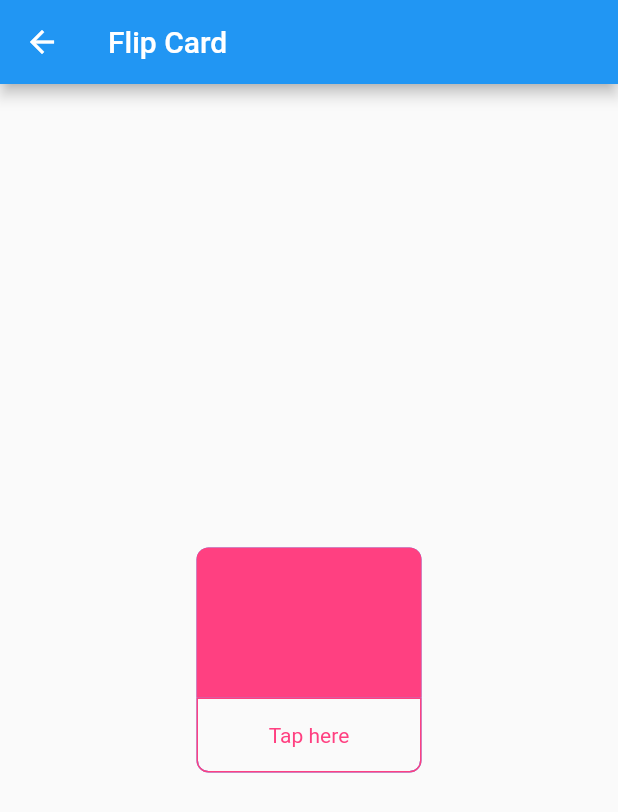
After one commit to manespcar/flutter_animations, a Flutter app: the FlipCardAnimationWidget screen opened by its route, on a phone screen of 412 x 824 dp. The commit adds this screen. Shown: the top 812 px of the screen. Run offline on Flutter 3.47's test engine with Material 2 defaults, Android fonts, the phone set to English and light mode, and no system bars; our stand-ins replace sensors_plus.

Commit message:
* added new animation: flip card

```diff
--- a/lib/main.dart
+++ b/lib/main.dart
@@ -2,6 +2,7 @@ import 'package:flutter/material.dart';
 import 'package:flutter/services.dart';
 import 'package:flutter_animations/pages/container_animation_widget.dart';
 import 'package:flutter_animations/pages/cross_fade_animation_widget.dart';
+import 'package:flutter_animations/pages/flip_card_animation_widget.dart';
 import 'package:flutter_animations/pages/home_widget.dart';
 import 'package:flutter_animations/pages/opacity_animation_widget.dart';
 import 'package:flutter_animations/pages/positioned_animation_widget.dart';
@@ -34,6 +35,7 @@ class MyApp extends StatelessWidget {
         '/opacity': (context) => const OpacityAnimationWidget(),
         '/switcher': (context) => const SwitcherAnimationWidget(),
         '/positioned': (context) => const PositionedAnimationWidget(),
+        '/flip_card': (context) => const FlipCardAnimationWidget(),
       },
     );
   }
--- /dev/null
+++ b/lib/pages/flip_card_animation_widget.dart
@@ -0,0 +1,154 @@
+import 'dart:math';
+
+import 'package:flutter/material.dart';
+
+class FlipCardAnimationWidget extends StatefulWidget {
+  const FlipCardAnimationWidget({Key? key}) : super(key: key);
+
+  @override
+  State<FlipCardAnimationWidget> createState() =>
+      _FlipCardAnimationWidgetState();
+}
+
+class _FlipCardAnimationWidgetState extends State<FlipCardAnimationWidget>
+    with SingleTickerProviderStateMixin {
+  late AnimationController _controller;
+  late Animation<Offset> _animationMove;
+  late Animation _animation;
+
+  @override
+  void initState() {
+    super.initState();
+    _controller = AnimationController(
+      vsync: this,
+      duration: const Duration(milliseconds: 500),
+    );
+    _animationMove =
+        Tween<Offset>(begin: const Offset(0, 0), end: const Offset(50, 0))
+            .animate(
+      CurvedAnimation(
+        parent: _controller,
+        curve: Curves.decelerate,
+      ),
+    )..addListener(() {
+            setState(() {});
+          });
+    _animation = Tween(begin: 0.0, end: 1.0).animate(
+      CurvedAnimation(
+        parent: _controller,
+        curve: Curves.fastOutSlowIn,
+      ),
+    )..addListener(() {
+        setState(() {});
+      });
+  }
+
+  @override
+  void dispose() {
+    _controller.dispose();
+    super.dispose();
+  }
+
+  @override
+  Widget build(BuildContext context) {
+    return Scaffold(
+      appBar: AppBar(
+        title: const Text('Flip Card'),
+      ),
+      body: Center(
+        child: Stack(
+          alignment: Alignment.center,
+          children: <Widget>[
+            _buildBehindCard(),
+            _buildMainCard(),
+          ],
+        ),
+      ),
+    );
+  }
+
+  Widget _buildMainCard() {
+    return Transform.translate(
+      offset: _animationMove.value,
+      child: Column(
+        mainAxisAlignment: MainAxisAlignment.center,
+        children: [
+          Container(
+            height: 100,
+            width: 150,
+            decoration: const BoxDecoration(
+              color: Colors.pinkAccent,
+              borderRadius: BorderRadius.only(
+                topLeft: Radius.circular(8),
+                topRight: Radius.circular(8),
+              ),
+            ),
+          ),
+          GestureDetector(
+            onTap: () => _controller.status == AnimationStatus.completed
+                ? _controller.reverse()
+                : _controller.forward(),
+            child: Container(
+              height: 50,
+              width: 150,
+              decoration: BoxDecoration(
+                border: Border.all(
+                  color: Colors.pinkAccent,
+                  width: 1.0,
+                ),
+                borderRadius: const BorderRadius.only(
+                  bottomLeft: Radius.circular(8),
+                  bottomRight: Radius.circular(8),
+                ),
+              ),
+              child: const Align(
+                alignment: Alignment.center,
+                child: Text(
+                  'Tap here',
+                  style: TextStyle(color: Colors.pinkAccent),
+                ),
+              ),
+            ),
+          ),
+        ],
+      ),
+    );
+  }
+
+  Widget _buildBehindCard() {
+    return Transform(
+      transform: Matrix4.rotationY(pi * _animation.value),
+      origin: const Offset(25, 0),
+      child: Column(
+        mainAxisAlignment: MainAxisAlignment.center,
+        children: [
+          Container(
+            height: 100,
+            width: 150,
+            decoration: const BoxDecoration(
+              color: Colors.blueAccent,
+              borderRadius: BorderRadius.only(
+                topLeft: Radius.circular(8),
+                topRight: Radius.circular(8),
+              ),
+            ),
+          ),
+          Container(
+            height: 50,
+            width: 150,
+            decoration: BoxDecoration(
+              border: Border.all(
+                color: Colors.blueAccent,
+                width: 1.0,
+              ),
+              borderRadius: const BorderRadius.only(
+                bottomLeft: Radius.circular(8),
+                bottomRight: Radius.circular(8),
+              ),
+            ),
+          ),
+        ],
+      ),
+    );
+  }
+}
--- a/lib/pages/home_widget.dart
+++ b/lib/pages/home_widget.dart
@@ -52,6 +52,14 @@ class HomeWidget extends StatelessWidget {
                 textStyle: const TextStyle(fontSize: 16),
               ),
             ),
+            const SizedBox(height: 20),
+            ElevatedButton(
+              onPressed: () => Navigator.of(context).pushNamed('/flip_card'),
+              child: const Text('Flip card'),
+              style: ElevatedButton.styleFrom(
+                textStyle: const TextStyle(fontSize: 16),
+              ),
+            ),
           ],
         ),
       ),
```
